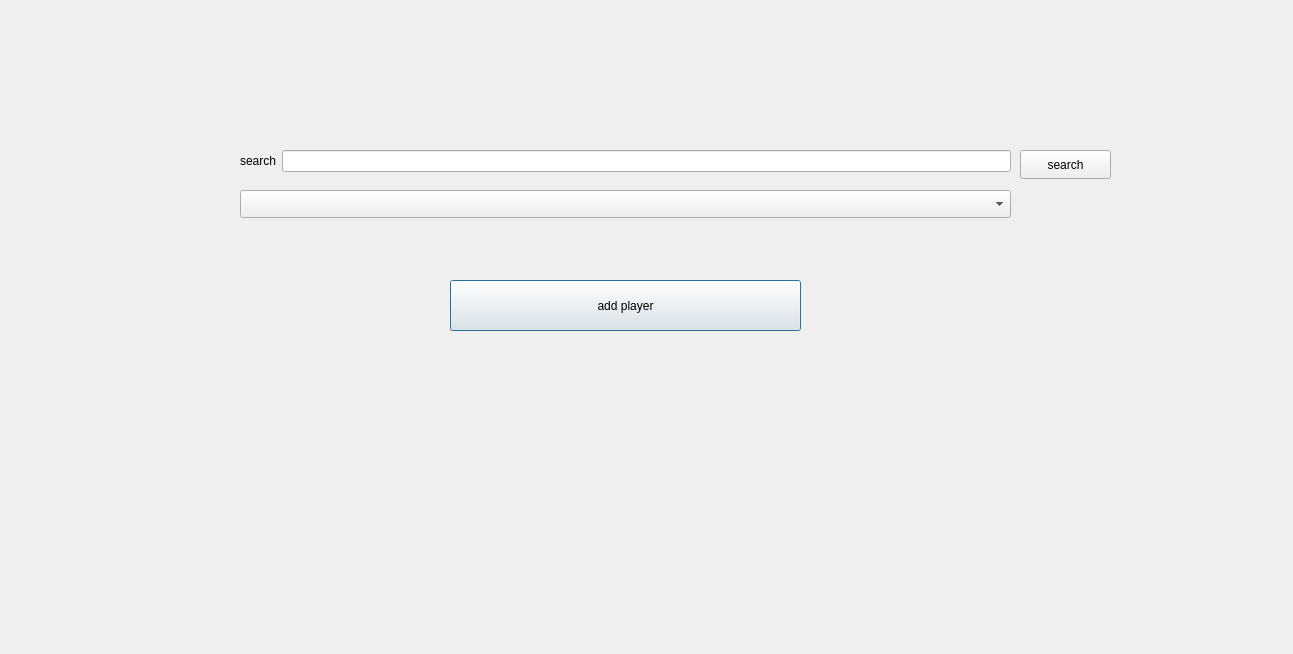
The window that searching.ui (bolesawny7/FootballFantasy) describes before a commit, drawn with Qt 5.
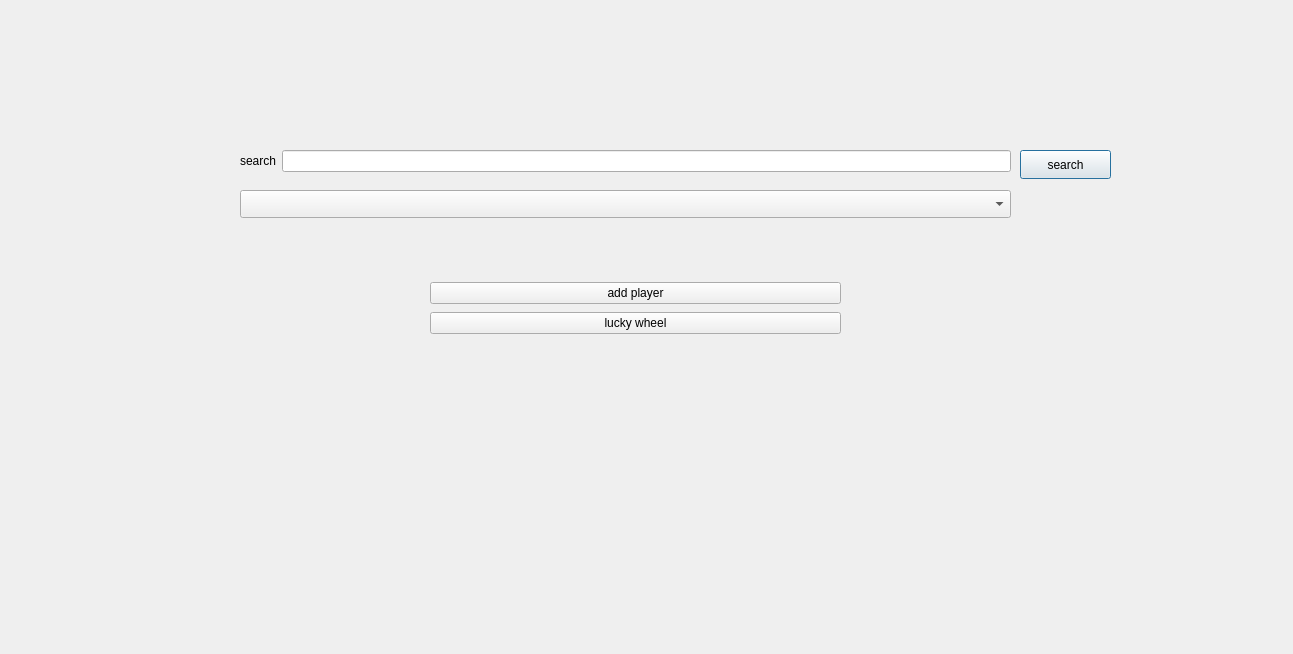
The same window after the commit. Icons and pictures are not drawn.

The edit to the form file:
```diff
--- a/searching.ui
+++ b/searching.ui
@@ -50,19 +50,6 @@
     </item>
    </layout>
   </widget>
-  <widget class="QPushButton" name="addPlayer">
-   <property name="geometry">
-    <rect>
-     <x>450</x>
-     <y>280</y>
-     <width>351</width>
-     <height>51</height>
-    </rect>
-   </property>
-   <property name="text">
-    <string>add player</string>
-   </property>
-  </widget>
   <widget class="QPushButton" name="pushButton">
    <property name="geometry">
     <rect>
@@ -76,6 +63,32 @@
     <string>search</string>
    </property>
   </widget>
+  <widget class="QWidget" name="">
+   <property name="geometry">
+    <rect>
+     <x>430</x>
+     <y>280</y>
+     <width>411</width>
+     <height>57</height>
+    </rect>
+   </property>
+   <layout class="QVBoxLayout" name="verticalLayout">
+    <item>
+     <widget class="QPushButton" name="addPlayer">
+      <property name="text">
+       <string>add player</string>
+      </property>
+     </widget>
+    </item>
+    <item>
+     <widget class="QPushButton" name="luckyPLayer">
+      <property name="text">
+       <string>lucky wheel</string>
+      </property>
+     </widget>
+    </item>
+   </layout>
+  </widget>
  </widget>
  <resources/>
  <connections/>
```
